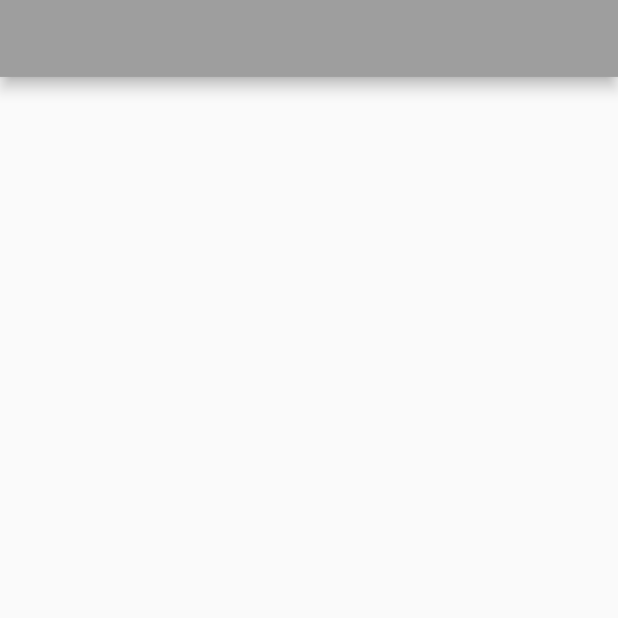
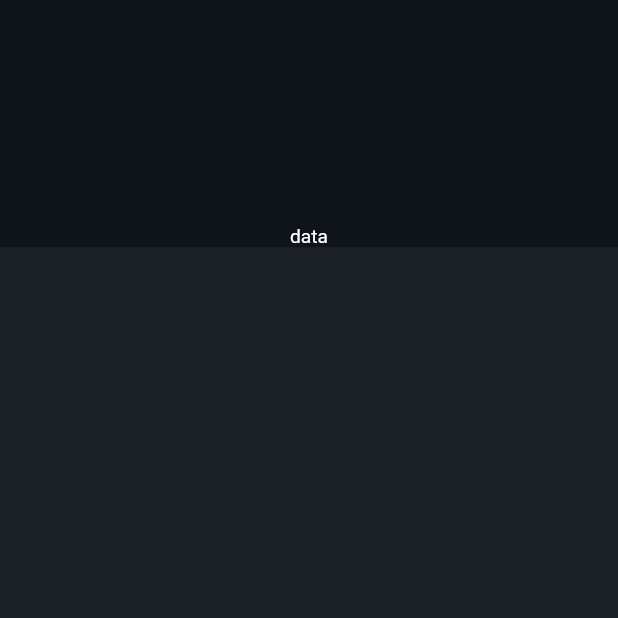
Before and after one commit to EmperorAkashi20/assignment_cred, a Flutter app: the screen it shows after launch, on a phone screen of 412 x 824 dp, the top half of it. Run offline on Flutter 3.47's test engine with Material 2 defaults, Android fonts, the phone set to English and light mode, and no system bars; our stand-ins replace get, responsive_framework.

Commit message:
Added inital screen and route

```diff
--- a/lib/View/initial_screen.dart
+++ b/lib/View/initial_screen.dart
@@ -5,8 +5,71 @@ class InitalScreen extends StatelessWidget {
 
   @override
   Widget build(BuildContext context) {
+    double windowWidth = MediaQuery.of(context).size.width;
+    double windowHeight = MediaQuery.of(context).size.height;
     return Scaffold(
-      appBar: AppBar(),
+      // appBar: AppBar(
+      //   backgroundColor: const Color(0XFF0E141A),
+      //   automaticallyImplyLeading: false,
+      //   leading: const Padding(
+      //     padding: EdgeInsets.symmetric(horizontal: 15.0),
+      //     child: CircleAvatar(
+      //       radius: 20,
+      //       backgroundColor: Color(0XFF1B2125),
+      //       child: Center(
+      //         child: Icon(
+      //           Icons.close,
+      //           color: Colors.white,
+      //           size: 30,
+      //         ),
+      //       ),
+      //     ),
+      //   ),
+      //   actions: const [
+      //     Padding(
+      //       padding: EdgeInsets.symmetric(horizontal: 15.0),
+      //       child: CircleAvatar(
+      //         radius: 20,
+      //         backgroundColor: Color(0XFF1B2125),
+      //         child: Icon(
+      //           Icons.help_outline_outlined,
+      //           color: Colors.white,
+      //         ),
+      //       ),
+      //     ),
+      //   ],
+      // ),
+      body: Stack(
+        fit: StackFit.passthrough,
+        children: [
+          Container(
+            alignment: Alignment.topCenter,
+            height: windowHeight,
+            decoration: const BoxDecoration(
+              color: Color(0XFF1B2125),
+              borderRadius: BorderRadius.only(
+                topLeft: Radius.circular(30),
+                topRight: Radius.circular(30),
+              ),
+            ),
+          ),
+          Container(
+            alignment: Alignment.bottomCenter,
+            height: windowHeight * 0.2,
+            decoration: const BoxDecoration(
+              color: Color(0XFF0E141A),
+              // borderRadius: BorderRadius.only(
+              //   topLeft: Radius.circular(30),
+              //   topRight: Radius.circular(30),
+              // ),
+            ),
+            child: Text(
+              'data',
+              style: TextStyle(color: Colors.white),
+            ),
+          ),
+        ],
+      ),
     );
   }
 }
--- a/lib/main.dart
+++ b/lib/main.dart
@@ -41,10 +41,6 @@ class MyApp extends StatelessWidget {
       ),
       debugShowCheckedModeBanner: false,
       title: "For CRED",
-      theme: ThemeData(
-        primarySwatch: Colors.grey,
-        visualDensity: VisualDensity.adaptivePlatformDensity,
-      ),
       //!The app opens on this screen.
       initialRoute: initialScreen,
       //!Generating all the routes. Whenever a new router is added, the app needs to be hot restarted in order to get the new router inserted.
```
